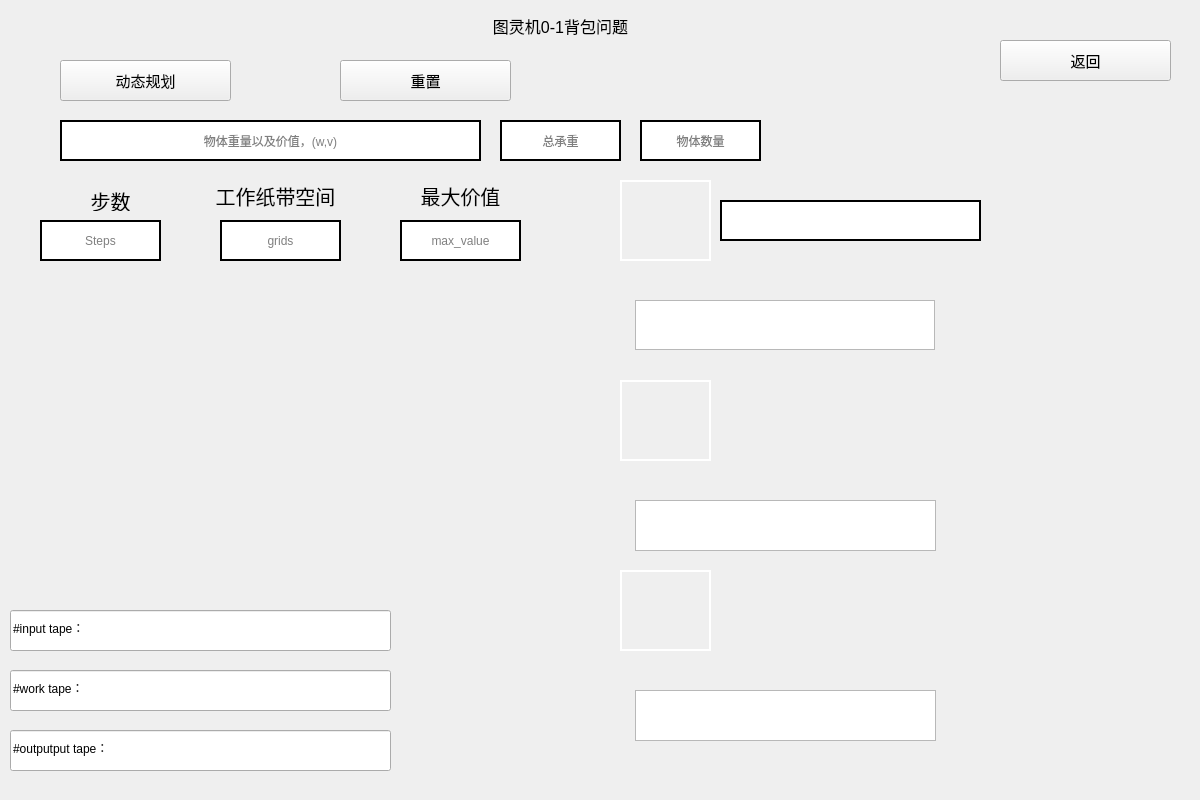
First picture: the form in ui/knapsack.ui, repository Createrzj/Turing-Machine, before the edit.
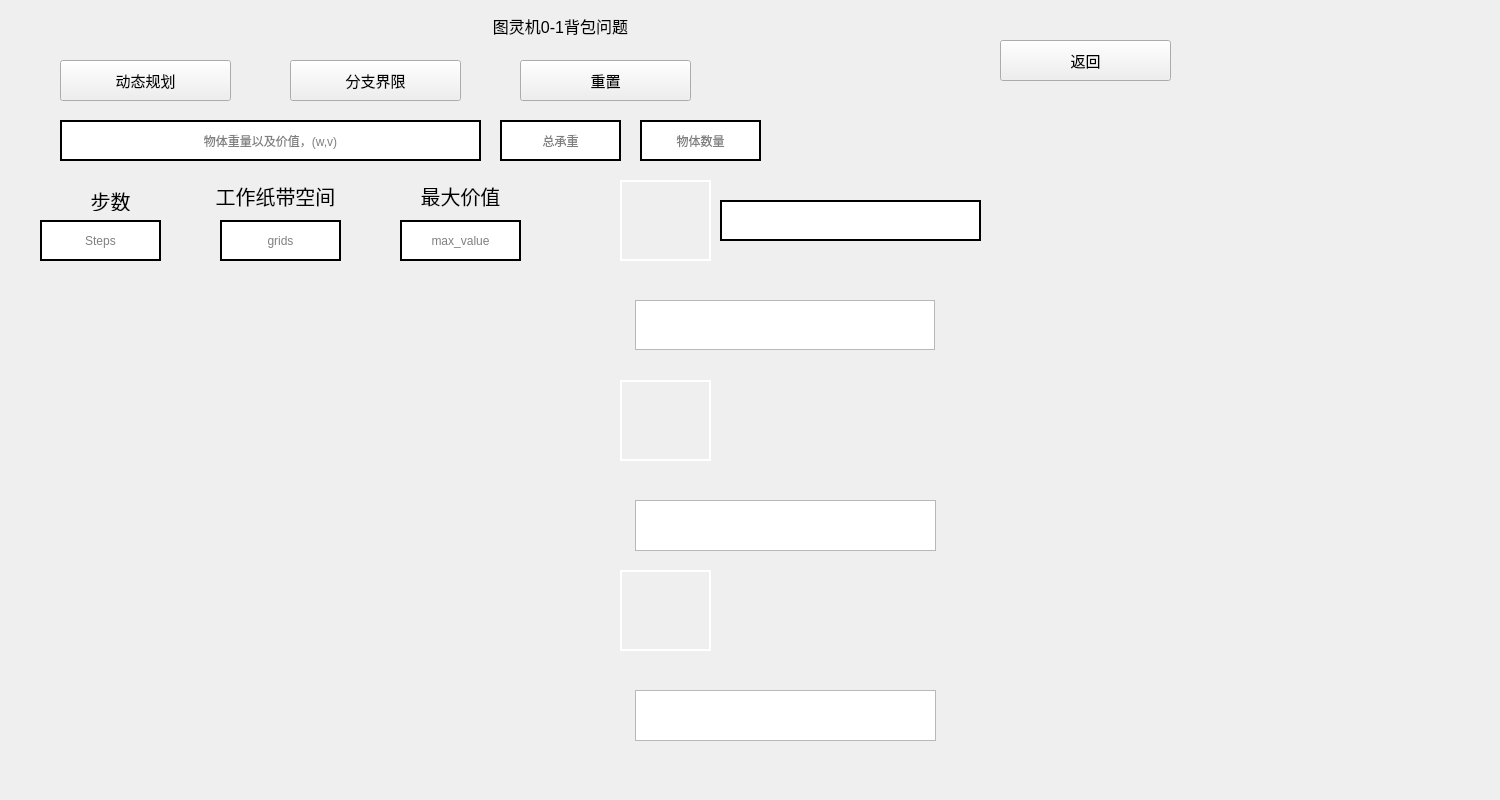
Second picture: the form after the edit.

```diff
--- a/ui/knapsack.ui
+++ b/ui/knapsack.ui
@@ -6,19 +6,19 @@
    <rect>
     <x>0</x>
     <y>0</y>
-    <width>1200</width>
+    <width>1500</width>
     <height>800</height>
    </rect>
   </property>
   <property name="minimumSize">
    <size>
-    <width>1200</width>
+    <width>1500</width>
     <height>800</height>
    </size>
   </property>
   <property name="maximumSize">
    <size>
-    <width>1200</width>
+    <width>1500</width>
     <height>800</height>
    </size>
   </property>
@@ -56,7 +56,7 @@
   <widget class="QPushButton" name="restore">
    <property name="geometry">
     <rect>
-     <x>340</x>
+     <x>520</x>
      <y>60</y>
      <width>171</width>
      <height>41</height>
@@ -294,34 +294,6 @@
     <string>grids</string>
    </property>
   </widget>
-  <widget class="QLineEdit" name="output_tape_line">
-   <property name="geometry">
-    <rect>
-     <x>10</x>
-     <y>730</y>
-     <width>381</width>
-     <height>41</height>
-    </rect>
-   </property>
-   <property name="styleSheet">
-    <string notr="true">QLineEdit{
-font: 12pt &quot;华文楷体&quot;;
-
-}</string>
-   </property>
-   <property name="inputMask">
-    <string/>
-   </property>
-   <property name="text">
-    <string extracomment="二分搜索，请输入初始序列">#outputput tape：</string>
-   </property>
-   <property name="alignment">
-    <set>Qt::AlignLeading|Qt::AlignLeft|Qt::AlignVCenter</set>
-   </property>
-   <property name="placeholderText">
-    <string/>
-   </property>
-  </widget>
   <widget class="QLineEdit" name="steps">
    <property name="geometry">
     <rect>
@@ -416,34 +388,6 @@
     <string notr="true"/>
    </property>
   </widget>
-  <widget class="QLineEdit" name="input_tape_line">
-   <property name="geometry">
-    <rect>
-     <x>10</x>
-     <y>610</y>
-     <width>381</width>
-     <height>41</height>
-    </rect>
-   </property>
-   <property name="styleSheet">
-    <string notr="true">QLineEdit{
-font: 12pt &quot;华文楷体&quot;;
-
-}</string>
-   </property>
-   <property name="inputMask">
-    <string/>
-   </property>
-   <property name="text">
-    <string extracomment="二分搜索，请输入初始序列">#input tape：</string>
-   </property>
-   <property name="alignment">
-    <set>Qt::AlignLeading|Qt::AlignLeft|Qt::AlignVCenter</set>
-   </property>
-   <property name="placeholderText">
-    <string/>
-   </property>
-  </widget>
   <widget class="QLabel" name="picture_arrowhead">
    <property name="geometry">
     <rect>
@@ -484,34 +428,6 @@
     <bool>true</bool>
    </property>
   </widget>
-  <widget class="QLineEdit" name="work_tape_line">
-   <property name="geometry">
-    <rect>
-     <x>10</x>
-     <y>670</y>
-     <width>381</width>
-     <height>41</height>
-    </rect>
-   </property>
-   <property name="styleSheet">
-    <string notr="true">QLineEdit{
-font: 12pt &quot;华文楷体&quot;;
-
-}</string>
-   </property>
-   <property name="inputMask">
-    <string/>
-   </property>
-   <property name="text">
-    <string extracomment="二分搜索，请输入初始序列">#work tape：</string>
-   </property>
-   <property name="alignment">
-    <set>Qt::AlignLeading|Qt::AlignLeft|Qt::AlignVCenter</set>
-   </property>
-   <property name="placeholderText">
-    <string/>
-   </property>
-  </widget>
   <widget class="QLabel" name="picture_arrowhead_2">
    <property name="geometry">
     <rect>
@@ -668,6 +584,34 @@
     <set>Qt::AlignCenter</set>
    </property>
   </widget>
+  <widget class="QPushButton" name="BB">
+   <property name="geometry">
+    <rect>
+     <x>290</x>
+     <y>60</y>
+     <width>171</width>
+     <height>41</height>
+    </rect>
+   </property>
+   <property name="font">
+    <font>
+     <family>华文楷体</family>
+     <pointsize>11</pointsize>
+     <weight>50</weight>
+     <italic>false</italic>
+     <bold>false</bold>
+    </font>
+   </property>
+   <property name="styleSheet">
+    <string notr="true">QPushButton
+{
+	font: 11pt &quot;华文楷体&quot;;
+}</string>
+   </property>
+   <property name="text">
+    <string>分支界限</string>
+   </property>
+  </widget>
  </widget>
  <resources/>
  <connections/>
```
